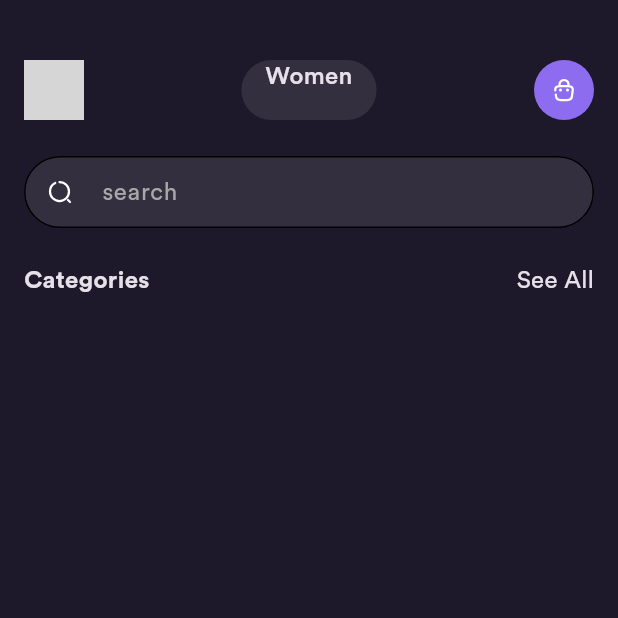
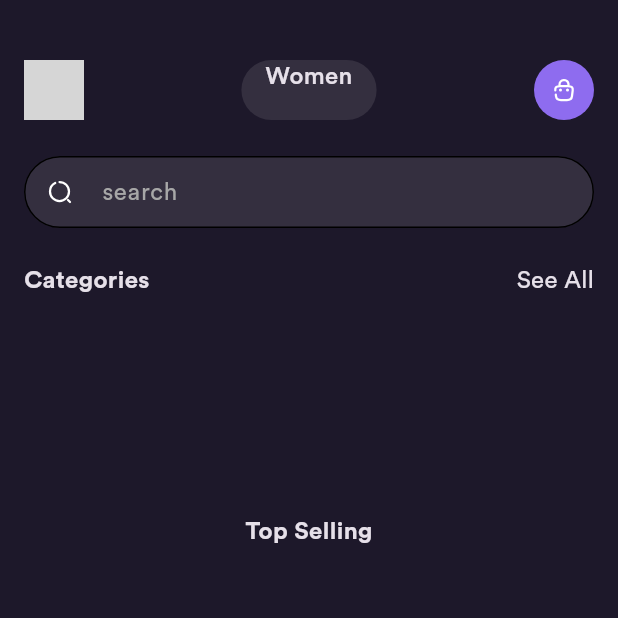
Before and after one commit to DangKhanh2808/ecommerce, a Flutter app: the HomePage screen opened directly, on a phone screen of 412 x 824 dp, the top half of it. Run offline on Flutter 3.47's test engine with Material 3 defaults, Android fonts, the phone set to English and light mode, and no system bars; our stand-ins replace cloud_firestore, dartz, firebase_auth, firebase_core, flutter_bloc, flutter_svg and 1 more; accounts and stored records are empty; grey boxes are pictures that could not be loaded.

Commit message:
top-selling-2

```diff
--- /dev/null
+++ b/lib/common/bloc/product/product_display_cubit.dart
@@ -0,0 +1,22 @@
+import 'package:ecommerce/common/bloc/product/product_display_state.dart';
+import 'package:ecommerce/core/usecase/usecase.dart';
+import 'package:flutter_bloc/flutter_bloc.dart';
+
+class ProductsDisplayCubit extends Cubit<ProductsDisplayState> {
+  final Usecase useCase;
+  ProductsDisplayCubit({required this.useCase}) : super(ProductsInitialState());
+
+  void displayProducts({dynamic params}) async {
+    emit(ProductsLoading());
+    var returnedData = await useCase.call(params: params);
+    returnedData.fold((error) {
+      emit(LoadProductsFailure());
+    }, (data) {
+      emit(ProductsLoaded(products: data));
+    });
+  }
+
+  void displayInitial() {
+    emit(ProductsInitialState());
+  }
+}
--- /dev/null
+++ b/lib/common/bloc/product/product_display_state.dart
@@ -0,0 +1,14 @@
+import 'package:ecommerce/domain/product/entity/product.dart';
+
+abstract class ProductsDisplayState {}
+
+class ProductsInitialState extends ProductsDisplayState {}
+
+class ProductsLoading extends ProductsDisplayState {}
+
+class ProductsLoaded extends ProductsDisplayState {
+  final List<ProductEntity> products;
+  ProductsLoaded({required this.products});
+}
+
+class LoadProductsFailure extends ProductsDisplayState {}
--- a/lib/common/helper/app_images/image_display.dart
+++ b/lib/common/helper/app_images/image_display.dart
@@ -4,4 +4,8 @@ class ImageDisplayHelper {
   static String generateCategoryImageURL(String title) {
     return AppUrl.categoryImage + title + AppUrl.alt;
   }
+
+  static String generateProductImageURL(String title) {
+    return AppUrl.productImage + title + AppUrl.alt;
+  }
 }
--- /dev/null
+++ b/lib/domain/product/entity/color.dart
@@ -0,0 +1,9 @@
+class ProductColorEntity {
+  final String hexCode;
+  final String title;
+
+  ProductColorEntity({
+    required this.hexCode,
+    required this.title,
+  });
+}
--- /dev/null
+++ b/lib/domain/product/entity/product.dart
@@ -0,0 +1,30 @@
+import 'package:cloud_firestore/cloud_firestore.dart';
+import 'package:ecommerce/domain/product/entity/color.dart';
+
+class ProductEntity {
+  final String categoryId;
+  final List<ProductColorEntity> colors;
+  final Timestamp createdDate;
+  final num discountedPrice;
+  final int gender;
+  final List<String> images;
+  final num price;
+  final String productId;
+  final int salesNumber;
+  final List<String> sizes;
+  final String title;
+
+  ProductEntity({
+    required this.categoryId,
+    required this.colors,
+    required this.createdDate,
+    required this.discountedPrice,
+    required this.gender,
+    required this.images,
+    required this.price,
+    required this.productId,
+    required this.salesNumber,
+    required this.sizes,
+    required this.title,
+  });
+}
--- /dev/null
+++ b/lib/domain/product/usecases/get_top_selling.dart
@@ -0,0 +1,11 @@
+import 'package:dartz/dartz.dart';
+import 'package:ecommerce/core/usecase/usecase.dart';
+import 'package:ecommerce/domain/product/repository/product.dart';
+import 'package:ecommerce/service_locator.dart';
+
+class GetTopSellingUseCase implements Usecase<Either, dynamic> {
+  @override
+  Future<Either> call({dynamic params}) async {
+    return await sl<ProductRepository>().getTopSelling();
+  }
+}
--- a/lib/presentation/home/pages/home.dart
+++ b/lib/presentation/home/pages/home.dart
@@ -1,6 +1,7 @@
 import 'package:ecommerce/presentation/home/widgets/categories.dart';
 import 'package:ecommerce/presentation/home/widgets/header.dart';
 import 'package:ecommerce/presentation/home/widgets/search_field.dart';
+import 'package:ecommerce/presentation/home/widgets/top_selling.dart';
 import 'package:flutter/material.dart';
 
 class HomePage extends StatelessWidget {
@@ -23,6 +24,10 @@ class HomePage extends StatelessWidget {
             Categories(),
             SizedBox(
               height: 24,
+            ),
+            TopSelling(),
+            SizedBox(
+              height: 24,
             )
           ],
         ),
--- /dev/null
+++ b/lib/presentation/home/widgets/top_selling.dart
@@ -0,0 +1,76 @@
+import 'package:ecommerce/common/bloc/product/product_display_cubit.dart';
+import 'package:ecommerce/common/bloc/product/product_display_state.dart';
+import 'package:ecommerce/domain/product/entity/product.dart';
+import 'package:ecommerce/domain/product/usecases/get_top_selling.dart';
+import 'package:flutter/material.dart';
+import 'package:flutter_bloc/flutter_bloc.dart';
+import '../../../common/widgets/product/product_card.dart';
+import '../../../service_locator.dart';
+
+class TopSelling extends StatelessWidget {
+  const TopSelling({super.key});
+
+  @override
+  Widget build(BuildContext context) {
+    return BlocProvider(
+      create: (context) =>
+          ProductsDisplayCubit(useCase: sl<GetTopSellingUseCase>())
+            ..displayProducts(),
+      child: BlocBuilder<ProductsDisplayCubit, ProductsDisplayState>(
+        builder: (context, state) {
+          if (state is ProductsLoading) {
+            return const CircularProgressIndicator();
+          }
+          if (state is ProductsLoaded) {
+            return Column(
+              crossAxisAlignment: CrossAxisAlignment.start,
+              mainAxisAlignment: MainAxisAlignment.start,
+              children: [
+                _topSelling(),
+                const SizedBox(
+                  height: 20,
+                ),
+                _products(state.products)
+              ],
+            );
+          }
+          return Container();
+        },
+      ),
+    );
+  }
+
+  Widget _topSelling() {
+    return const Padding(
+      padding: EdgeInsets.symmetric(
+        horizontal: 16,
+      ),
+      child: Text(
+        'Top Selling',
+        style: TextStyle(fontWeight: FontWeight.bold, fontSize: 16),
+      ),
+    );
+  }
+
+  Widget _products(List<ProductEntity> products) {
+    return SizedBox(
+      height: 300,
+      child: ListView.separated(
+        shrinkWrap: true,
+        padding: const EdgeInsets.symmetric(
+          horizontal: 16,
+        ),
+        scrollDirection: Axis.horizontal,
+        itemBuilder: (context, index) {
+          return ProductCard(
+            productEntity: products[index],
+          );
+        },
+        separatorBuilder: (context, index) => const SizedBox(
+          width: 10,
+        ),
+        itemCount: products.length,
+      ),
+    );
+  }
+}
--- a/pubspec.yaml
+++ b/pubspec.yaml
@@ -40,14 +40,14 @@ dependencies:
   firebase_auth: ^5.4.0
   cloud_firestore: ^5.6.1
   flutter_bloc: ^8.1.6
-  json_annotation: ^4.8.1
+  json_annotation: ^4.9.0
 
 
 dev_dependencies:
 
   flutter_lints: ^5.0.0
-  build_runner: ^2.4.6
-  json_serializable: ^6.7.1
+  build_runner: ^2.4.15
+  json_serializable: ^6.9.4
 
   flutter_test:
     sdk: flutter
```
Also changed, not shown: lib/common/widgets/product/product_card.dart (added, +85 -0 lines), lib/data/auth/models/user.dart (+7 -6 lines), lib/data/product/models/color.dart (added, +34 -0 lines), lib/data/product/models/product.dart (added, +82 -0 lines), lib/data/product/repository/product.dart (+22 -0 lines), lib/data/product/source/product_firebase_service.dart (+12 -4 lines), lib/service_locator.dart (+16 -0 lines), pubspec.lock, 138 other files.
